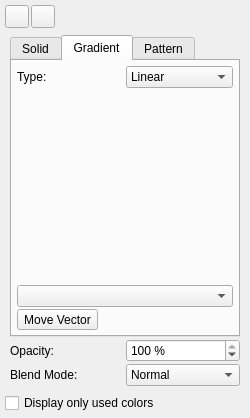
Above: scribus/ui/colorpalette.ui from scribusproject/scribus before the change. Below: the same form after it.
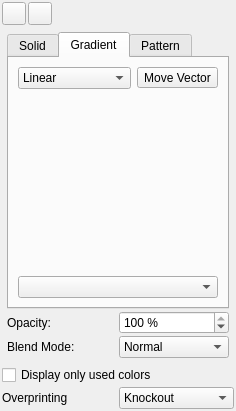
That is the form after the change. The open tabs and pages were chosen to show the change. Custom widgets are drawn as their Qt base class.

Commit message: Reduced the minimum height required for the color tab of the properties palette.

```diff
--- a/scribus/ui/colorpalette.ui
+++ b/scribus/ui/colorpalette.ui
@@ -6,21 +6,21 @@
    <rect>
     <x>0</x>
     <y>0</y>
-    <width>250</width>
-    <height>418</height>
+    <width>236</width>
+    <height>405</height>
    </rect>
   </property>
   <property name="windowTitle">
    <string>Form</string>
   </property>
-  <layout class="QVBoxLayout" name="verticalLayout_3">
-   <property name="spacing">
-    <number>2</number>
-   </property>
+  <layout class="QGridLayout" name="gridLayout">
    <property name="margin">
-    <number>5</number>
+    <number>2</number>
    </property>
-   <item>
+   <property name="spacing">
+    <number>2</number>
+   </property>
+   <item row="0" column="0" colspan="2">
     <layout class="QHBoxLayout" name="horizontalLayout">
      <item>
       <widget class="QToolButton" name="editLineColorSelector">
@@ -69,7 +69,7 @@
      </item>
     </layout>
    </item>
-   <item>
+   <item row="1" column="0" colspan="2">
     <widget class="QStackedWidget" name="stackedWidget">
      <property name="currentIndex">
       <number>0</number>
@@ -275,35 +275,39 @@
           <attribute name="title">
            <string>Gradient</string>
           </attribute>
-          <layout class="QGridLayout" name="gridLayout">
-           <property name="margin">
-            <number>5</number>
-           </property>
-           <property name="spacing">
-            <number>2</number>
-           </property>
-           <item row="0" column="0">
-            <widget class="QLabel" name="label_10">
-             <property name="text">
-              <string>Type:</string>
-             </property>
-            </widget>
-           </item>
-           <item row="0" column="1">
-            <widget class="QComboBox" name="gradientType">
+          <layout class="QVBoxLayout" name="verticalLayout_4">
+           <item>
+            <layout class="QHBoxLayout" name="horizontalLayout_3">
              <item>
-              <property name="text">
-               <string>Linear</string>
-              </property>
+              <widget class="QComboBox" name="gradientType">
+               <item>
+                <property name="text">
+                 <string>Linear</string>
+                </property>
+               </item>
+               <item>
+                <property name="text">
+                 <string>Radial</string>
+                </property>
+               </item>
+              </widget>
              </item>
              <item>
-              <property name="text">
-               <string>Radial</string>
-              </property>
+              <widget class="QToolButton" name="gradEditButton">
+               <property name="toolTip">
+                <string>Move the start of the gradient vector with the left mouse button pressed and move the end of the gradient vector with the right mouse button pressed</string>
+               </property>
+               <property name="text">
+                <string>Move Vector</string>
+               </property>
+               <property name="checkable">
+                <bool>true</bool>
+               </property>
+              </widget>
              </item>
-            </widget>
+            </layout>
            </item>
-           <item row="1" column="0" colspan="2">
+           <item>
             <widget class="GradientEditor" name="gradEdit">
              <property name="sizePolicy">
               <sizepolicy hsizetype="Preferred" vsizetype="Expanding">
@@ -314,7 +318,7 @@
              <property name="minimumSize">
               <size>
                <width>200</width>
-               <height>80</height>
+               <height>173</height>
               </size>
              </property>
              <property name="frameShape">
@@ -325,39 +329,9 @@
              </property>
             </widget>
            </item>
-           <item row="2" column="0" colspan="2">
+           <item>
             <widget class="ScComboBox" name="namedGradient"/>
            </item>
-           <item row="3" column="0" colspan="2">
-            <layout class="QHBoxLayout" name="horizontalLayout_3">
-             <item>
-              <widget class="QToolButton" name="gradEditButton">
-               <property name="toolTip">
-                <string>Move the start of the gradient vector with the left mouse button pressed and move the end of the gradient vector with the right mouse button pressed</string>
-               </property>
-               <property name="text">
-                <string>Move Vector</string>
-               </property>
-               <property name="checkable">
-                <bool>true</bool>
-               </property>
-              </widget>
-             </item>
-             <item>
-              <spacer name="horizontalSpacer_2">
-               <property name="orientation">
-                <enum>Qt::Horizontal</enum>
-               </property>
-               <property name="sizeHint" stdset="0">
-                <size>
-                 <width>40</width>
-                 <height>20</height>
-                </size>
-               </property>
-              </spacer>
-             </item>
-            </layout>
-           </item>
           </layout>
          </widget>
          <widget class="QWidget" name="tabPattern">
@@ -539,7 +513,7 @@
      </widget>
     </widget>
    </item>
-   <item>
+   <item row="2" column="0" colspan="2">
     <widget class="QCheckBox" name="displayAllColors">
      <property name="toolTip">
       <string>Display all colors from the document color list, or only the already used colors</string>
@@ -549,6 +523,30 @@
      </property>
     </widget>
    </item>
+   <item row="3" column="0">
+    <widget class="QLabel" name="label_7">
+     <property name="text">
+      <string>Overprinting</string>
+     </property>
+     <property name="wordWrap">
+      <bool>true</bool>
+     </property>
+    </widget>
+   </item>
+   <item row="3" column="1">
+    <widget class="QComboBox" name="overPrintCombo">
+     <item>
+      <property name="text">
+       <string>Knockout</string>
+      </property>
+     </item>
+     <item>
+      <property name="text">
+       <string>Overprint</string>
+      </property>
+     </item>
+    </widget>
+   </item>
   </layout>
  </widget>
  <customwidgets>
```
The commit also changes 5 other files.
